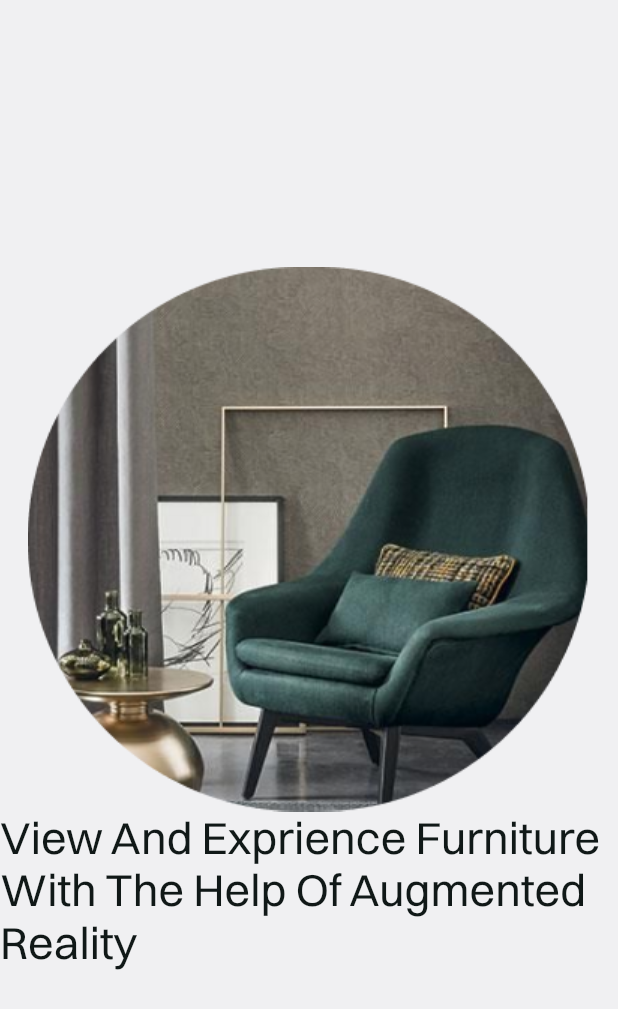
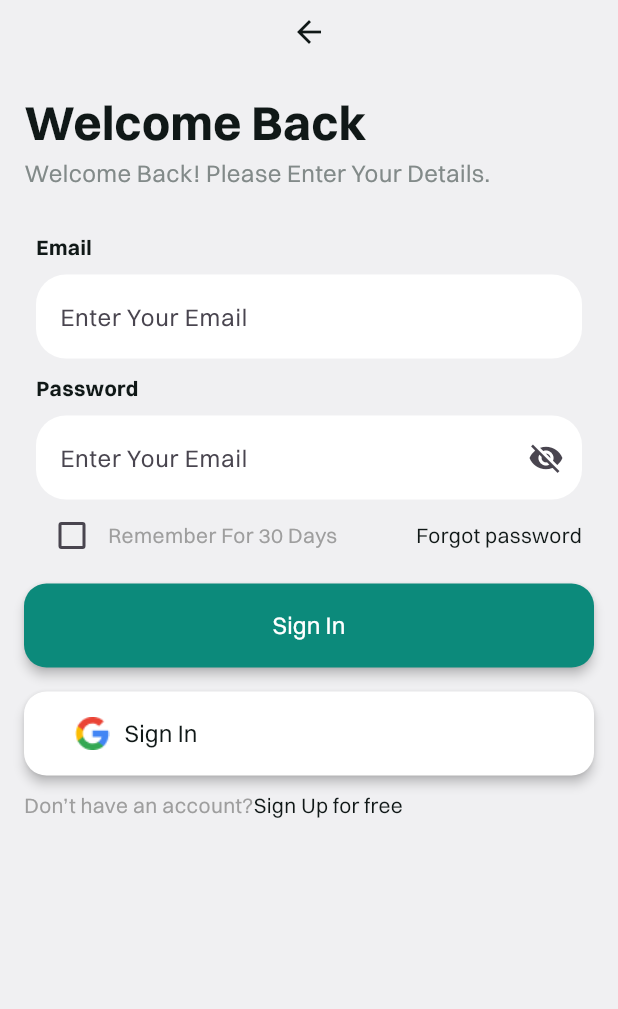
Before and after one commit to jainil30/Flutter-UI-Task-, a Flutter app: the screen it shows after launch, on a phone screen of 412 x 824 dp. Shown: the top 1009 px of the screen. Run offline on Flutter 3.47's test engine with Material 3 defaults, Android fonts, the phone set to English and light mode, and no system bars; our stand-ins replace flutter_svg.

Commit message:
Theme Updated

```diff
--- a/furniture_app/lib/constants/colors.dart
+++ b/furniture_app/lib/constants/colors.dart
@@ -5,7 +5,7 @@ const darkColor = Color(0xff101817);
 const greyColor = Color(0xff828A89);
 const lightGreyColor = Color(0xffF0F0F2);
 const lightTextColor = Colors.white;
-const dartTextColor = Colors.black;
+const darkTextColor = Colors.black;
 const redColor = Colors.red;
 const priceColor = Color(0xfff2a666);
 const starsColor = Color(0xffeac92c);
--- a/furniture_app/lib/constants/theme.dart
+++ b/furniture_app/lib/constants/theme.dart
@@ -6,60 +6,62 @@ ThemeData lightTheme() {
       scaffoldBackgroundColor: lightGreyColor,
       fontFamily: "Switzer",
       textTheme: const TextTheme(
-      displayLarge: TextStyle(fontSize: 32,color: darkColor,fontWeight: FontWeight.bold),
-      displayMedium: TextStyle(fontSize: 24,color: darkColor),
-      displaySmall: TextStyle(fontSize: 16,color: darkColor),
-      titleLarge: TextStyle(fontSize: 16,color: darkColor),
-      titleMedium: TextStyle(fontSize: 13,color: darkColor),
-      titleSmall: TextStyle(fontSize: 11,color: darkColor),
-      bodyLarge: TextStyle(fontSize: 16,color: darkColor),
-      bodyMedium:  TextStyle(fontSize: 14,color: darkColor,fontWeight: FontWeight.bold),
-      bodySmall: TextStyle(fontSize: 12,color: darkColor),
+        displayLarge: TextStyle(
+            fontSize: 32, color: darkColor, fontWeight: FontWeight.bold),
+        displayMedium: TextStyle(fontSize: 24, color: darkColor),
+        displaySmall: TextStyle(fontSize: 16, color: darkColor),
+        titleLarge: TextStyle(fontSize: 16, color: darkColor),
+        titleMedium: TextStyle(fontSize: 13, color: darkColor),
+        titleSmall: TextStyle(fontSize: 11, color: darkColor),
+        bodyLarge: TextStyle(fontSize: 16, color: darkColor),
+        bodyMedium: TextStyle(
+            fontSize: 14, color: darkColor, fontWeight: FontWeight.bold),
+        bodySmall: TextStyle(fontSize: 12, color: darkColor),
       ),
       iconTheme: IconThemeData(
         color: darkColor,
         size: 24,
       ),
-
       elevatedButtonTheme: ElevatedButtonThemeData(
           style: ButtonStyle(
         backgroundColor: MaterialStatePropertyAll(primaryColor),
-        shape: MaterialStatePropertyAll(BeveledRectangleBorder(borderRadius: BorderRadius.circular(20))),
+        shape: MaterialStatePropertyAll(
+          RoundedRectangleBorder(
+            borderRadius: BorderRadius.circular(15),
+          ),
+        ),
         elevation: MaterialStatePropertyAll(3),
         iconColor: MaterialStatePropertyAll(lightTextColor),
-      )
-    )
-  );
+      )));
 }
-
 
 ThemeData darkTheme() {
   return ThemeData(
       scaffoldBackgroundColor: darkColor,
       fontFamily: "Switzer",
       textTheme: const TextTheme(
-      displayLarge: TextStyle(fontSize: 32,color: lightTextColor,fontWeight: FontWeight.bold),
-      displayMedium: TextStyle(fontSize: 24,color: lightTextColor),
-      displaySmall: TextStyle(fontSize: 16,color: lightTextColor),
-      titleLarge: TextStyle(fontSize: 16,color: lightTextColor),
-      titleMedium: TextStyle(fontSize: 13,color: lightTextColor),
-      titleSmall: TextStyle(fontSize: 11,color: lightTextColor),
-      bodyLarge: TextStyle(fontSize: 16,color: lightTextColor),
-      bodyMedium:  TextStyle(fontSize: 14,color: lightTextColor,fontWeight: FontWeight.bold),
-      bodySmall: TextStyle(fontSize: 12,color: lightTextColor),
+        displayLarge: TextStyle(
+            fontSize: 32, color: lightTextColor, fontWeight: FontWeight.bold),
+        displayMedium: TextStyle(fontSize: 24, color: lightTextColor),
+        displaySmall: TextStyle(fontSize: 16, color: lightTextColor),
+        titleLarge: TextStyle(fontSize: 16, color: lightTextColor),
+        titleMedium: TextStyle(fontSize: 13, color: lightTextColor),
+        titleSmall: TextStyle(fontSize: 11, color: lightTextColor),
+        bodyLarge: TextStyle(fontSize: 16, color: lightTextColor),
+        bodyMedium: TextStyle(
+            fontSize: 14, color: lightTextColor, fontWeight: FontWeight.bold),
+        bodySmall: TextStyle(fontSize: 12, color: lightTextColor),
       ),
       iconTheme: IconThemeData(
         color: lightTextColor,
         size: 24,
       ),
-
       elevatedButtonTheme: ElevatedButtonThemeData(
           style: ButtonStyle(
         backgroundColor: MaterialStatePropertyAll(primaryColor),
-        shape: MaterialStatePropertyAll(BeveledRectangleBorder(borderRadius: BorderRadius.circular(20))),
+        shape: MaterialStatePropertyAll(
+            RoundedRectangleBorder(borderRadius: BorderRadius.circular(15))),
         elevation: MaterialStatePropertyAll(3),
         iconColor: MaterialStatePropertyAll(lightTextColor),
-      )
-    )
-  );
+      )));
 }
--- a/furniture_app/lib/main.dart
+++ b/furniture_app/lib/main.dart
@@ -1,7 +1,7 @@
 import 'package:flutter/material.dart';
 import 'package:furniture_app/constants/theme.dart';
 import 'package:furniture_app/routes.dart';
-import 'package:furniture_app/views/initial_screen.dart';
+import 'package:furniture_app/views/splash_screen.dart';
 
 void main() {
   runApp(const MyApp());
@@ -12,12 +12,13 @@ class MyApp extends StatelessWidget {
   @override
   Widget build(BuildContext context) {
     return MaterialApp(
-      title: 'Flutter Demo',
+      title: 'Crafty',
       theme: lightTheme(),
       darkTheme: darkTheme(),
       themeMode: ThemeMode.system,
+      debugShowCheckedModeBanner: false,
       onGenerateRoute: (settings) => genterateRoutes(settings),
-      home: const MyInitialScreen(),
+      home: const SplashScreen(),
     );
   }
 }
--- /dev/null
+++ b/furniture_app/lib/views/sign_in_screen.dart
@@ -0,0 +1,226 @@
+import 'package:flutter/material.dart';
+import 'package:furniture_app/common/reusable_text.dart';
+import 'package:furniture_app/constants/colors.dart';
+
+/*
+  Created By : Jainil Dalwadi
+ */
+
+class SignInScreen extends StatefulWidget {
+  const SignInScreen({super.key});
+
+  @override
+  State<SignInScreen> createState() => _SignInScreenState();
+}
+
+class _SignInScreenState extends State<SignInScreen> {
+  var _formKey = GlobalKey<FormState>();
+  var emailController = TextEditingController();
+  var passwordController = TextEditingController();
+
+  bool passwordVisible = false;
+  bool rememberMe = false;
+  @override
+  Widget build(BuildContext context) {
+    return Scaffold(
+      appBar: PreferredSize(
+          preferredSize: Size(MediaQuery.sizeOf(context).width, 42),
+          child:
+              IconButton(onPressed: () {}, icon: const Icon(Icons.arrow_back))),
+      body: Padding(
+        padding: const EdgeInsets.all(8.0),
+        child: Column(
+          children: [
+            Padding(
+              padding: const EdgeInsets.all(8.0),
+              child: Container(
+                child: Column(
+                  mainAxisAlignment: MainAxisAlignment.start,
+                  crossAxisAlignment: CrossAxisAlignment.start,
+                  children: [
+                    const MyReusableText(
+                      content: "Welcome Back",
+                      style: TextStyle(
+                          color: darkColor,
+                          fontSize: 32,
+                          fontWeight: FontWeight.bold),
+                    ),
+                    const MyReusableText(
+                      content: "Welcome Back! Please Enter Your Details.",
+                      style: TextStyle(
+                          color: greyColor,
+                          fontSize: 16,
+                          fontWeight: FontWeight.normal),
+                    ),
+                    const SizedBox(
+                      height: 20,
+                    ),
+                    Form(
+                      key: _formKey,
+                      child: Padding(
+                        padding: const EdgeInsets.all(8.0),
+                        child: Column(
+                          crossAxisAlignment: CrossAxisAlignment.start,
+                          children: [
+                            MyReusableText(
+                              content: "Email",
+                              style: TextStyle(
+                                  fontSize: 14, fontWeight: FontWeight.w600),
+                            ),
+                            SizedBox(
+                              height: 8,
+                            ),
+                            TextFormField(
+                              controller: emailController,
+                              decoration: InputDecoration(
+                                filled: true,
+                                hintText: "Enter Your Email",
+                                hintStyle: TextStyle(),
+                                fillColor: Colors.white,
+                                border: OutlineInputBorder(
+                                    borderRadius: BorderRadius.circular(20),
+                                    borderSide: BorderSide.none),
+                              ),
+                            ),
+                            SizedBox(
+                              height: 10,
+                            ),
+                            MyReusableText(
+                              content: "Password",
+                              style: TextStyle(
+                                  fontSize: 14, fontWeight: FontWeight.w600),
+                            ),
+                            SizedBox(
+                              height: 8,
+                            ),
+                            TextField(
+                              controller: passwordController,
+                              obscureText: passwordVisible,
+                              decoration: InputDecoration(
+                                hintText: "Enter Your Email",
+                                hintStyle: TextStyle(),
+                                fillColor: Colors.white,
+                                border: OutlineInputBorder(
+                                    borderRadius: BorderRadius.circular(20),
+                                    borderSide: BorderSide.none),
+                                helperStyle: TextStyle(color: Colors.green),
+                                suffixIcon: IconButton(
+                                  icon: Icon(passwordVisible
+                                      ? Icons.visibility
+                                      : Icons.visibility_off),
+                                  onPressed: () {
+                                    setState(
+                                      () {
+                                        passwordVisible = !passwordVisible;
+                                      },
+                                    );
+                                  },
+                                ),
+                                alignLabelWithHint: false,
+                                filled: true,
+                              ),
+                              keyboardType: TextInputType.visiblePassword,
+                              textInputAction: TextInputAction.done,
+                            ),
+                            Row(
+                              children: [
+                                Checkbox(
+                                  activeColor: darkColor,
+                                  value: rememberMe,
+                                  onChanged: (value) {
+                                    setState(() {
+                                      rememberMe = !rememberMe;
+                                    });
+                                  },
+                                ),
+                                MyReusableText(
+                                  content: "Remember For 30 Days",
+                                  style: TextStyle(
+                                      color: Colors.grey,
+                                      fontWeight: FontWeight.normal,
+                                      fontSize: 14),
+                                ),
+                                Expanded(child: SizedBox()),
+                                InkWell(
+                                  child: MyReusableText(
+                                    content: "Forgot password",
+                                    style: TextStyle(
+                                        fontWeight: FontWeight.normal),
+                                  ),
+                                ),
+                              ],
+                            )
+                          ],
+                        ),
+                      ),
+                    ),
+                    Container(
+                      width: double.infinity,
+                      height: 56,
+                      child: ElevatedButton(
+                          onPressed: () {},
+                          child: MyReusableText(
+                              content: "Sign In",
+                              style: TextStyle(
+                                  fontSize: 16,
+                                  color: lightTextColor,
+                                  fontWeight: FontWeight.normal))),
+                    ),
+                    Container(
+                      margin: EdgeInsets.only(top: 16, bottom: 10),
+                      width: double.infinity,
+                      height: 56,
+                      child: ElevatedButton(
+                        onPressed: () {},
+                        style: ElevatedButton.styleFrom(
+                          backgroundColor: Colors.white,
+                        ),
+                        child: Row(
+                          crossAxisAlignment: CrossAxisAlignment.center,
+                          children: [
+                            Container(
+                                margin: EdgeInsets.all(10),
+                                width: 23,
+                                height: 24,
+                                child:
+                                    Image.asset("assets/images/google_logo.png")
+
+                                // SvgPicture.string(
+                                //     "assets/images/google_icon.svg"),
+                                ),
+                            MyReusableText(
+                              content: "Sign In",
+                              style: TextStyle(
+                                  fontSize: 16,
+                                  color: darkColor,
+                                  fontWeight: FontWeight.normal),
+                            ),
+                          ],
+                        ),
+                      ),
+                    ),
+                    Row(
+                      children: [
+                        MyReusableText(
+                          content: "Don’t have an account?",
+                          style: TextStyle(
+                              color: Colors.grey,
+                              fontWeight: FontWeight.normal),
+                        ),
+                        MyReusableText(
+                          content: "Sign Up for free",
+                          style: TextStyle(
+                              color: darkColor, fontWeight: FontWeight.normal),
+                        ),
+                      ],
+                    )
+                  ],
+                ),
+              ),
+            ),
+          ],
+        ),
+      ),
+    );
+  }
+}
--- a/furniture_app/lib/views/splash_screen.dart
+++ b/furniture_app/lib/views/splash_screen.dart
@@ -1,7 +1,17 @@
+import 'dart:async';
+
 import 'package:flutter/material.dart';
 import 'package:flutter_svg/flutter_svg.dart';
 import 'package:furniture_app/constants/strings.dart';
+import 'package:furniture_app/views/sign_in_screen.dart';
 
+import '../common/reusable_text.dart';
+import '../constants/colors.dart';
+
+/*
+  Created By : Jainil Dalwadi
+  Purpose : Splash Screen of app
+ */
 class SplashScreen extends StatefulWidget {
   const SplashScreen({super.key});
 
@@ -11,9 +21,18 @@ class SplashScreen extends StatefulWidget {
 
 class _SplashScreenState extends State<SplashScreen> {
   @override
+  void initState() {
+    super.initState();
+    Timer(
+        Duration(seconds: 3),
+        () => Navigator.pushReplacement(
+            context, MaterialPageRoute(builder: (context) => SignInScreen())));
+  }
+
+  @override
   Widget build(BuildContext context) {
-    return Container(
-      color: Theme.of(context).secondaryHeaderColor,
+    return Scaffold(
+      body: Container(
         child: Center(
           child: Column(
             mainAxisAlignment: MainAxisAlignment.center,
@@ -23,13 +42,18 @@ class _SplashScreenState extends State<SplashScreen> {
                 width: MediaQuery.sizeOf(context).width / 2,
                 child: SvgPicture.asset(
                   "assets/images/splash_screen_img.svg",
+                  color: lightTextColor,
                 ),
               ),
-            const Text(
-              StringConstants.APP_NAME,
-              textDirection: TextDirection.ltr,
+              const MyReusableText(
+                content: StringConstants.APP_NAME,
+                style: TextStyle(
+                    fontSize: 24,
+                    fontWeight: FontWeight.normal,
+                    color: lightTextColor),
               )
             ],
+          ),
         ),
       ),
     );
--- a/furniture_app/pubspec.yaml
+++ b/furniture_app/pubspec.yaml
@@ -19,7 +19,7 @@ publish_to: 'none' # Remove this line if you wish to publish to pub.dev
 version: 1.0.0+1
 
 environment:
-  sdk: '>=3.3.3 <4.0.0'
+  sdk: '>=3.2.3 <4.0.0'
 
 # Dependencies specify other packages that your package needs in order to work.
 # To automatically upgrade your package dependencies to the latest versions
@@ -36,7 +36,7 @@ dependencies:
   # Use with the CupertinoIcons class for iOS style icons.
   cupertino_icons: ^1.0.6
   flutter_svg: ^2.0.10+1
-  google_fonts: ^6.2.1
+  google_fonts:
   gap: ^3.0.1
 
 dev_dependencies:
```
Also changed, not shown: furniture_app/assets/images/google_icon.svg (added), furniture_app/assets/images/google_logo.png (added), furniture_app/pubspec.lock, 1 other file. Lines whose indentation alone changed are shown as unchanged.
